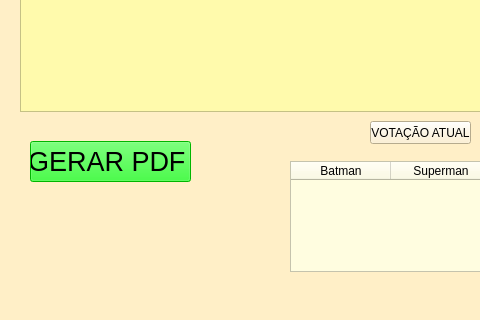
This is listar_datas.ui in walissonsou/registration-python-sql as Qt 5 draws it before an edit; both pictures show x 0 to 480 and y 299 to 619 of the 630 by 619 pixel window. The edited form follows.
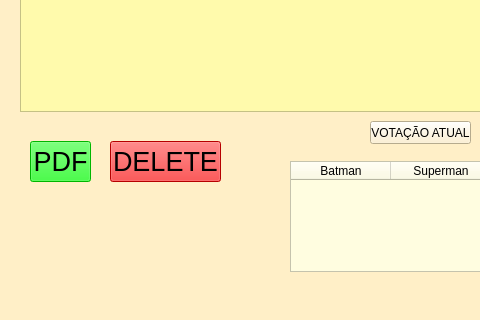
This is the edited form.

Commit message: Método delete

```diff
--- a/listar_datas.ui
+++ b/listar_datas.ui
@@ -88,7 +88,7 @@
      <rect>
       <x>30</x>
       <y>440</y>
-      <width>161</width>
+      <width>61</width>
       <height>41</height>
      </rect>
     </property>
@@ -102,7 +102,7 @@
 color: black;</string>
     </property>
     <property name="text">
-     <string>GERAR PDF </string>
+     <string>PDF</string>
     </property>
    </widget>
    <widget class="QTableWidget" name="tableWidget_2">
@@ -142,6 +142,28 @@
      <string>VOTAÇÃO ATUAL</string>
     </property>
    </widget>
+   <widget class="QPushButton" name="pushButton_3">
+    <property name="geometry">
+     <rect>
+      <x>110</x>
+      <y>440</y>
+      <width>111</width>
+      <height>41</height>
+     </rect>
+    </property>
+    <property name="font">
+     <font>
+      <pointsize>20</pointsize>
+     </font>
+    </property>
+    <property name="styleSheet">
+     <string notr="true">BACKGROUND-COLOR: 
+rgb(255, 0, 0)</string>
+    </property>
+    <property name="text">
+     <string>DELETE</string>
+    </property>
+   </widget>
   </widget>
   <widget class="QMenuBar" name="menubar">
    <property name="geometry">
```
The commit also changes 2 other files.
